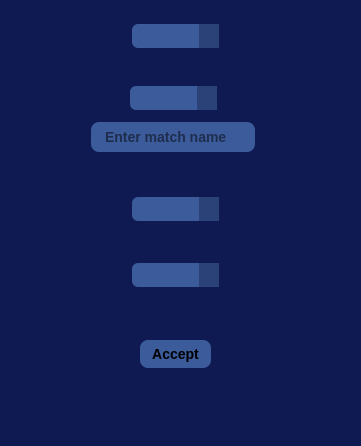
caroracedo/counterstrike2d-2025c1-grupo2, file client/lobby/mainwindow.ui: the form before one commit.
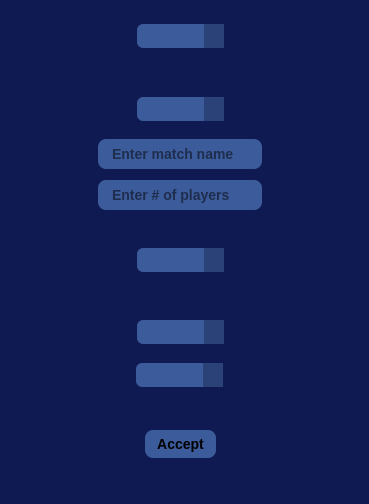
The form after the commit.

Commit message: Primera implementación de PreLobby + player_skin y number_players

```diff
--- a/client/lobby/mainwindow.ui
+++ b/client/lobby/mainwindow.ui
@@ -6,8 +6,8 @@
    <rect>
     <x>0</x>
     <y>0</y>
-    <width>361</width>
-    <height>446</height>
+    <width>369</width>
+    <height>504</height>
    </rect>
   </property>
   <property name="windowTitle">
@@ -17,19 +17,38 @@
    <string notr="true">background-color: #0f1a52</string>
   </property>
   <widget class="QWidget" name="centralwidget">
+   <property name="sizePolicy">
+    <sizepolicy hsizetype="Preferred" vsizetype="Preferred">
+     <horstretch>0</horstretch>
+     <verstretch>0</verstretch>
+    </sizepolicy>
+   </property>
    <widget class="QWidget" name="horizontalLayoutWidget">
     <property name="geometry">
      <rect>
       <x>10</x>
       <y>0</y>
-      <width>331</width>
-      <height>391</height>
+      <width>341</width>
+      <height>458</height>
      </rect>
     </property>
     <layout class="QHBoxLayout" name="horizontalLayout">
      <item>
       <layout class="QVBoxLayout" name="verticalLayout_2">
-       <item alignment="Qt::AlignmentFlag::AlignHCenter|Qt::AlignmentFlag::AlignVCenter">
+       <item>
+        <spacer name="verticalSpacer">
+         <property name="orientation">
+          <enum>Qt::Orientation::Vertical</enum>
+         </property>
+         <property name="sizeHint" stdset="0">
+          <size>
+           <width>20</width>
+           <height>40</height>
+          </size>
+         </property>
+        </spacer>
+       </item>
+       <item alignment="Qt::AlignmentFlag::AlignHCenter">
         <widget class="QComboBox" name="operacion">
          <property name="sizePolicy">
           <sizepolicy hsizetype="Maximum" vsizetype="Fixed">
@@ -71,13 +90,31 @@
        </item>
        <item>
         <widget class="QWidget" name="create" native="true">
+         <property name="sizePolicy">
+          <sizepolicy hsizetype="Preferred" vsizetype="Preferred">
+           <horstretch>0</horstretch>
+           <verstretch>0</verstretch>
+          </sizepolicy>
+         </property>
+         <property name="minimumSize">
+          <size>
+           <width>150</width>
+           <height>150</height>
+          </size>
+         </property>
+         <property name="maximumSize">
+          <size>
+           <width>16777215</width>
+           <height>99</height>
+          </size>
+         </property>
          <widget class="QWidget" name="verticalLayoutWidget">
           <property name="geometry">
            <rect>
             <x>0</x>
-            <y>3</y>
-            <width>327</width>
-            <height>71</height>
+            <y>10</y>
+            <width>341</width>
+            <height>121</height>
            </rect>
           </property>
           <layout class="QVBoxLayout" name="verticalLayout">
@@ -145,18 +182,53 @@
              </property>
             </widget>
            </item>
+           <item alignment="Qt::AlignmentFlag::AlignHCenter">
+            <widget class="QLineEdit" name="cantJugadores">
+             <property name="styleSheet">
+              <string notr="true">QLineEdit {
+    background-color: #3C5B9B;  
+    color: black;                
+    border-radius: 8px;
+    padding: 6px 12px;
+    font-size: 14px;
+    font-weight: bold;
+    border: none;
+}
+
+QLineEdit:focus {
+    background-color: #5A78B4;    
+    outline: none;               
+}</string>
+             </property>
+             <property name="placeholderText">
+              <string>Enter # of players</string>
+             </property>
+            </widget>
+           </item>
           </layout>
          </widget>
         </widget>
        </item>
        <item>
         <widget class="QWidget" name="join" native="true">
+         <property name="sizePolicy">
+          <sizepolicy hsizetype="Preferred" vsizetype="Preferred">
+           <horstretch>0</horstretch>
+           <verstretch>0</verstretch>
+          </sizepolicy>
+         </property>
+         <property name="minimumSize">
+          <size>
+           <width>80</width>
+           <height>80</height>
+          </size>
+         </property>
          <widget class="QWidget" name="verticalLayoutWidget_2">
           <property name="geometry">
            <rect>
             <x>0</x>
             <y>20</y>
-            <width>331</width>
+            <width>341</width>
             <height>61</height>
            </rect>
           </property>
@@ -196,7 +268,20 @@
          </widget>
         </widget>
        </item>
-       <item alignment="Qt::AlignmentFlag::AlignHCenter|Qt::AlignmentFlag::AlignVCenter">
+       <item>
+        <spacer name="verticalSpacer_2">
+         <property name="orientation">
+          <enum>Qt::Orientation::Vertical</enum>
+         </property>
+         <property name="sizeHint" stdset="0">
+          <size>
+           <width>20</width>
+           <height>40</height>
+          </size>
+         </property>
+        </spacer>
+       </item>
+       <item alignment="Qt::AlignmentFlag::AlignHCenter">
         <widget class="QComboBox" name="equipo">
          <property name="sizePolicy">
           <sizepolicy hsizetype="Maximum" vsizetype="Fixed">
@@ -233,6 +318,72 @@
          </property>
         </widget>
        </item>
+       <item>
+        <widget class="QWidget" name="skin" native="true">
+         <property name="minimumSize">
+          <size>
+           <width>50</width>
+           <height>50</height>
+          </size>
+         </property>
+         <widget class="QWidget" name="verticalLayoutWidget_3">
+          <property name="geometry">
+           <rect>
+            <x>-1</x>
+            <y>0</y>
+            <width>341</width>
+            <height>51</height>
+           </rect>
+          </property>
+          <layout class="QVBoxLayout" name="verticalLayout_6">
+           <item alignment="Qt::AlignmentFlag::AlignHCenter">
+            <widget class="QComboBox" name="typeSkin">
+             <property name="styleSheet">
+              <string notr="true">QComboBox {
+    background-color: #3C5B9B;
+    color: black;
+    border-radius: 6px;
+    padding: 4px 8px;
+    font-weight: bold;
+    border: none;
+}
+
+QComboBox::drop-down {
+    border: none;
+    background-color: #2A4277;
+    width: 20px;
+}
+
+QComboBox::down-arrow {
+    width: 10px;
+    height: 10px;
+}
+
+QComboBox QAbstractItemView {
+    background-color: #3C5B9B;
+    color: black;
+    selection-background-color: #5A78B4;
+}</string>
+             </property>
+            </widget>
+           </item>
+          </layout>
+         </widget>
+        </widget>
+       </item>
+       <item>
+        <spacer name="verticalSpacer_3">
+         <property name="orientation">
+          <enum>Qt::Orientation::Vertical</enum>
+         </property>
+         <property name="sizeHint" stdset="0">
+          <size>
+           <width>20</width>
+           <height>40</height>
+          </size>
+         </property>
+        </spacer>
+       </item>
        <item alignment="Qt::AlignmentFlag::AlignHCenter|Qt::AlignmentFlag::AlignVCenter">
         <widget class="QPushButton" name="aceptar">
          <property name="sizePolicy">
```
Left out of the diff: 2 changed lines with no effect on the pictures. The commit also changes 29 other files.
